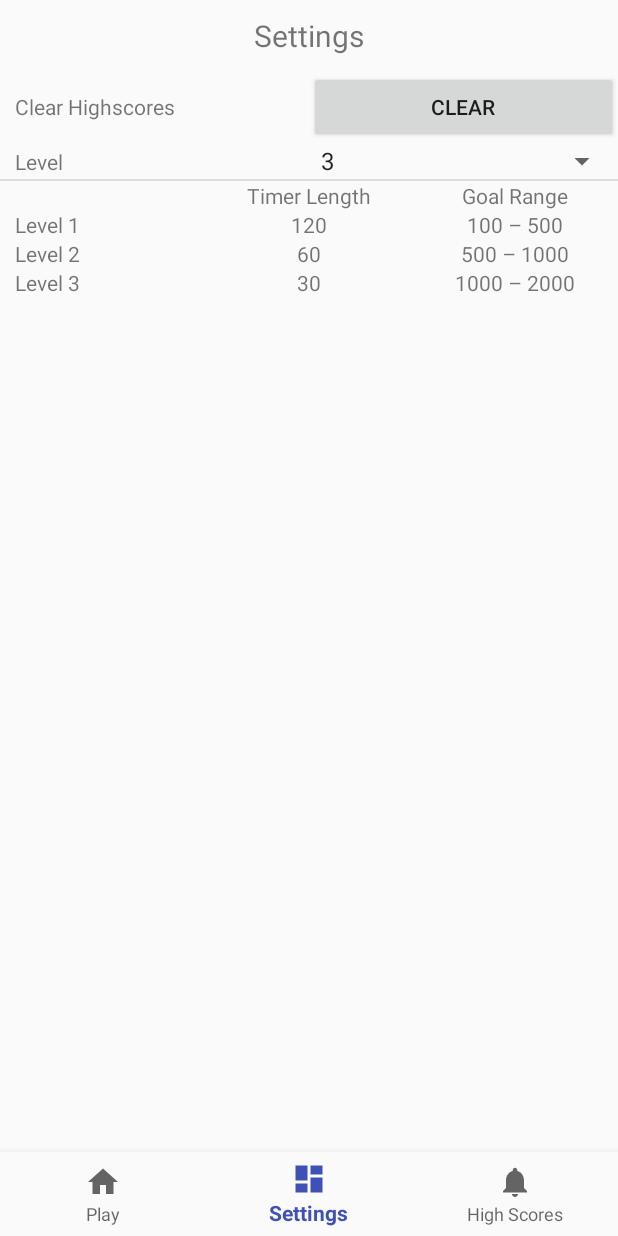
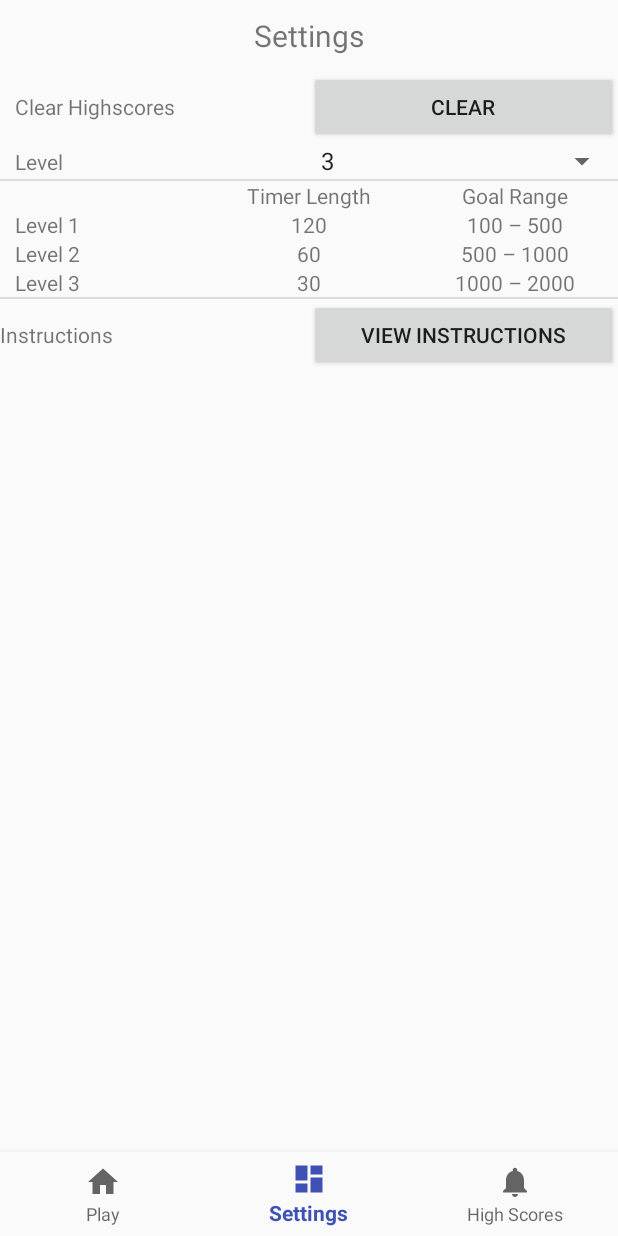
Before and after one commit to chris-breed/mc-a2, an Android app: the screen it shows after launch (MainActivity), item 2 of the bottom bar chosen, on a phone screen of 412 x 824 dp. Run offline under Robolectric (Android 15) with nearby library versions, the phone set to English and light mode, and no system bars.

Commit message:
Popup message with instructions

```diff
--- a/app/src/main/java/com/practicals/chris/a2/GameStartFragment.java
+++ b/app/src/main/java/com/practicals/chris/a2/GameStartFragment.java
@@ -29,7 +29,7 @@ import static android.content.Context.MODE_PRIVATE;
 
 public class GameStartFragment extends Fragment {
 
-    private static String previous_score;
+    private static String previous_score = "0";
 
     private final ArrayList<Integer> newValues = new ArrayList<>();
     private final int[] level_1_goal = new int[]{100, 500};
@@ -44,6 +44,7 @@ public class GameStartFragment extends Fragment {
     private ArrayList<TextView> numberTextViews;
     private OnFragmentInteractionListener mListener;
     private int goalNumber;
+    Button quit_button;
 
 
     public GameStartFragment() {
@@ -79,12 +80,12 @@ public class GameStartFragment extends Fragment {
 
         Log.i("Game", "GameStartFragment created.");
 
-        Button quit_button = getView().findViewById(R.id.btn_quit);
+        quit_button = getView().findViewById(R.id.btn_quit);
         quit_button.setOnClickListener(new View.OnClickListener() {
             @Override
             public void onClick(View v) {
                 AlertDialog.Builder alertBuilder = new AlertDialog.Builder(getContext());
-                alertBuilder.setMessage("Are you sure you want to quit?\nYou're current score will be saved.")
+                alertBuilder.setMessage("Are you sure you want to quit?\nYou're current score will be submitted.")
                         .setCancelable(false)
                         .setPositiveButton("Yes", new DialogInterface.OnClickListener() {
                             public void onClick(DialogInterface dialog, int id) {
@@ -105,6 +106,11 @@ public class GameStartFragment extends Fragment {
 
         TextView prev_score = getView().findViewById(R.id.txt_current_total_score);
         prev_score.setText(previous_score);
+
+        if ((previous_score.equals("0"))) {
+            quit_button.setVisibility(View.GONE);
+        }
+
 
         numberTextViews = new ArrayList<>();
         TextView number_1 = Objects.requireNonNull(getView()).findViewById(R.id.numbers_1);
--- a/app/src/main/java/com/practicals/chris/a2/MainActivity.java
+++ b/app/src/main/java/com/practicals/chris/a2/MainActivity.java
@@ -1,5 +1,6 @@
 package com.practicals.chris.a2;
 
+import android.content.SharedPreferences;
 import android.net.Uri;
 import android.os.Bundle;
 import android.support.annotation.NonNull;
@@ -44,12 +45,29 @@ public class MainActivity extends FragmentActivity implements SettingsFragment.O
         super.onCreate(savedInstanceState);
         setContentView(R.layout.activity_main);
 
+        if (isFirstTime()) {
+            Popup instruction_popup = new Popup();
+        }
+
         // Set up
         BottomNavigationView navigation = findViewById(R.id.navigation);
         navigation.setOnNavigationItemSelectedListener(mOnNavigationItemSelectedListener);
         Fragment mainFragmentContainer = fragmentManager.findFragmentById(R.id.mainFragmentContainer);
         replaceFragment(new GameStartFragment());
 
+    }
+
+    private boolean isFirstTime()
+    {
+        SharedPreferences preferences = getPreferences(MODE_PRIVATE);
+        boolean ranBefore = preferences.getBoolean("RanBefore", false);
+        if (!ranBefore) {
+            // first time
+            SharedPreferences.Editor editor = preferences.edit();
+            editor.putBoolean("RanBefore", true);
+            editor.commit();
+        }
+        return !ranBefore;
     }
 
     @Override
--- a/app/src/main/java/com/practicals/chris/a2/SettingsFragment.java
+++ b/app/src/main/java/com/practicals/chris/a2/SettingsFragment.java
@@ -3,6 +3,7 @@ package com.practicals.chris.a2;
 import android.app.AlertDialog;
 import android.content.Context;
 import android.content.DialogInterface;
+import android.content.Intent;
 import android.content.SharedPreferences;
 import android.database.sqlite.SQLiteDatabase;
 import android.net.Uri;
@@ -97,6 +98,14 @@ public class SettingsFragment extends Fragment {
 
         spin_level.setSelection(pref_level);
 
+        Button btn_instructions = getView().findViewById(R.id.btn_instructions);
+        btn_instructions.setOnClickListener(new View.OnClickListener() {
+            @Override
+            public void onClick(View v) {
+                startActivity(new Intent(getContext(), Popup.class));
+            }
+        });
+
     }
 
     @Override
--- a/app/src/main/res/layout/fragment_settings.xml
+++ b/app/src/main/res/layout/fragment_settings.xml
@@ -180,4 +180,31 @@
 
     </LinearLayout>
 
+    <View
+        android:id="@+id/view"
+        android:layout_width="match_parent"
+        android:layout_height="1dp"
+        android:layout_weight="1"
+        android:background="?android:attr/listDivider" />
+
+    <LinearLayout
+        android:layout_width="match_parent"
+        android:layout_height="match_parent"
+        android:layout_weight="1"
+        android:orientation="horizontal">
+
+        <TextView
+            android:layout_width="0dp"
+            android:layout_height="wrap_content"
+            android:layout_weight="1"
+            android:text="Instructions" />
+
+        <Button
+            android:id="@+id/btn_instructions"
+            android:layout_width="0dp"
+            android:layout_height="wrap_content"
+            android:layout_weight="1"
+            android:text="View Instructions" />
+    </LinearLayout>
+
 </LinearLayout>
--- a/app/src/main/res/values/strings.xml
+++ b/app/src/main/res/values/strings.xml
@@ -35,4 +35,5 @@
     <string name="_30">30</string>
     <string name="_1000_2000">1000 – 2000</string>
     <string name="level">Level</string>
+    <string name="instructions">Instructions</string>
 </resources>
--- a/app/src/main/res/values/styles.xml
+++ b/app/src/main/res/values/styles.xml
@@ -8,4 +8,9 @@
         <item name="colorAccent">@color/colorAccent</item>
     </style>
 
+    <style name="AppTheme.Instructions">
+        <item name="android:windowIsTranslucent">true</item>
+        <item name="android:windowCloseOnTouchOutside">true</item>
+    </style>
+
 </resources>
```
Also changed, not shown: app/src/main/AndroidManifest.xml (+7 -3 lines), app/src/main/java/com/practicals/chris/a2/Popup.java (added, +23 -0 lines), app/src/main/res/layout/fragment_game_start.xml (+15 -14 lines), app/src/main/res/layout/instructions.xml (added, +47 -0 lines), app/src/main/res/layout/list_view_layout.xml (+4 -4 lines).
